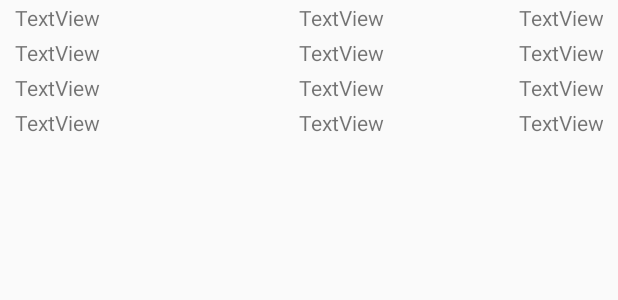
After one commit to godlesie/Tysic, an Android app: the layout fragment_summary.xml on its own in the app's theme, with its tools: preview values and no code run, on a phone screen of 412 x 824 dp. The commit adds this screen. Shown: the top 300 px of the screen. Run offline under Robolectric (Android 15) with nearby library versions, the phone set to English and light mode, and no system bars.

Commit message:
po dodaniu gier

```diff
--- a/app/src/main/java/eu/godlesie/jgdlws/tysic/GraAddDialog.java
+++ b/app/src/main/java/eu/godlesie/jgdlws/tysic/GraAddDialog.java
@@ -74,9 +74,9 @@ public class GraAddDialog extends DialogFragment {
         if (getTargetFragment() == null) { return; }
         Intent intent = new Intent();
         intent.putExtra(EXTRA_CONTRACT1,mEditTextContract1.getText().equals("") ? "0" : mEditTextContract1.getText().toString());
-        intent.putExtra(EXTRA_CONTRACT1,mEditTextContract2.getText().equals("") ? "0" : mEditTextContract2.getText().toString());
-        intent.putExtra(EXTRA_CONTRACT1,mEditTextContract3.getText().equals("") ? "0" : mEditTextContract3.getText().toString());
-        intent.putExtra(EXTRA_CONTRACT1,mEditTextContract4.getText().equals("") ? "0" : mEditTextContract4.getText().toString());
+        intent.putExtra(EXTRA_CONTRACT2,mEditTextContract2.getText().equals("") ? "0" : mEditTextContract2.getText().toString());
+        intent.putExtra(EXTRA_CONTRACT3,mEditTextContract3.getText().equals("") ? "0" : mEditTextContract3.getText().toString());
+        intent.putExtra(EXTRA_CONTRACT4,mEditTextContract4.getText().equals("") ? "0" : mEditTextContract4.getText().toString());
         getTargetFragment()
                 .onActivityResult(getTargetRequestCode(),resultCode,intent);
     }
--- a/app/src/main/java/eu/godlesie/jgdlws/tysic/RozgrywkiFragment.java
+++ b/app/src/main/java/eu/godlesie/jgdlws/tysic/RozgrywkiFragment.java
@@ -48,7 +48,7 @@ public class RozgrywkiFragment extends Fragment {
 
     @Override
     public void onActivityResult(int requestCode, int resultCode, Intent data) {
-        if (requestCode != Activity.RESULT_OK) {
+        if (resultCode == Activity.RESULT_OK) {
             if (requestCode == RozgrywkiActivity.REQUEST_DIALOG) {
                 String player1 = (String) data.getSerializableExtra(RozgrywkaAddDialog.EXTRA_PLAYER1);
                 String player2 = (String) data.getSerializableExtra(RozgrywkaAddDialog.EXTRA_PLAYER2);
@@ -90,6 +90,7 @@ public class RozgrywkiFragment extends Fragment {
 
 
     private class RozgrywkaHolder extends RecyclerView.ViewHolder implements View.OnClickListener {
+        //deklaracja pól widoku
         private TextView mTextViewNumerRozgrywki;
 
         private TextView mTextViewPlayer1, mTextViewPlayer2, mTextViewPlayer3, mTextViewPlayer4;
--- a/app/src/main/java/eu/godlesie/jgdlws/tysic/database/GraCursorWrapper.java
+++ b/app/src/main/java/eu/godlesie/jgdlws/tysic/database/GraCursorWrapper.java
@@ -10,9 +10,7 @@ import eu.godlesie.jgdlws.tysic.model.Gra;
 import static eu.godlesie.jgdlws.tysic.database.GraDbSchema.*;
 
 public class GraCursorWrapper extends CursorWrapper {
-
     public GraCursorWrapper(Cursor cursor) { super(cursor); }
-
     public Gra getGra() {
         int lp = getInt(getColumnIndex(GraTable.Cols.LP));
         String uuidRozgrywka = getString(getColumnIndex(GraTable.Cols.ROZGRYWKA_UUID));
@@ -33,6 +31,7 @@ public class GraCursorWrapper extends CursorWrapper {
         int bomba4 = getInt(getColumnIndex(GraTable.Cols.BOMBA_4));
 
         Gra gra = new Gra(UUID.fromString(uuidRozgrywka));
+        gra.setLp(lp);
         gra.setContract1(contract1);
         gra.setContract2(contract2);
         gra.setContract3(contract3);
@@ -48,6 +47,6 @@ public class GraCursorWrapper extends CursorWrapper {
         gra.setBomba3(bomba3);
         gra.setBomba4(bomba4);
 
-        return null;
+        return gra;
     }
 }
--- /dev/null
+++ b/app/src/main/res/layout/fragment_summary.xml
@@ -0,0 +1,135 @@
+<?xml version="1.0" encoding="utf-8"?>
+<android.support.constraint.ConstraintLayout xmlns:android="http://schemas.android.com/apk/res/android"
+    xmlns:app="http://schemas.android.com/apk/res-auto"
+    android:layout_width="match_parent"
+    android:layout_height="wrap_content">
+
+    <TableLayout
+        android:id="@+id/table_layout_players"
+        android:layout_width="0dp"
+        android:layout_height="wrap_content"
+        android:layout_marginStart="8dp"
+        android:layout_marginTop="8dp"
+        android:layout_marginEnd="8dp"
+        app:layout_constraintEnd_toEndOf="parent"
+        app:layout_constraintStart_toStartOf="parent"
+        app:layout_constraintTop_toBottomOf="@+id/text_view_numer_gry">
+
+        <TableRow
+            android:id="@+id/table_row_player_1"
+            android:layout_width="match_parent"
+            android:layout_height="match_parent"
+            android:padding="2dp">
+
+            <TextView
+                android:id="@+id/text_view_summary_player_1"
+                android:layout_width="wrap_content"
+                android:layout_height="wrap_content"
+                android:layout_weight="3"
+                android:text="TextView" />
+
+            <TextView
+                android:id="@+id/text_view_summary_bomb_1"
+                android:layout_width="wrap_content"
+                android:layout_height="wrap_content"
+                android:layout_weight="1"
+                android:text="TextView" />
+
+            <TextView
+                android:id="@+id/text_view_summary_score_1"
+                android:layout_width="wrap_content"
+                android:layout_height="wrap_content"
+                android:layout_weight="1"
+                android:text="TextView"
+                android:textAlignment="viewEnd" />
+        </TableRow>
+
+        <TableRow
+            android:id="@+id/table_row_player_2"
+            android:layout_width="match_parent"
+            android:layout_height="match_parent"
+            android:padding="2dp">
+
+            <TextView
+                android:id="@+id/text_view_summary_player_2"
+                android:layout_width="wrap_content"
+                android:layout_height="wrap_content"
+                android:layout_weight="3"
+                android:text="TextView" />
+
+            <TextView
+                android:id="@+id/text_view_summary_bomb_2"
+                android:layout_width="wrap_content"
+                android:layout_height="wrap_content"
+                android:layout_weight="1"
+                android:text="TextView" />
+
+            <TextView
+                android:id="@+id/text_view_summary_score_2"
+                android:layout_width="wrap_content"
+                android:layout_height="wrap_content"
+                android:layout_weight="1"
+                android:text="TextView"
+                android:textAlignment="viewEnd" />
+        </TableRow>
+
+        <TableRow
+            android:id="@+id/table_row_player_3"
+            android:layout_width="match_parent"
+            android:layout_height="match_parent"
+            android:padding="2dp">
+
+            <TextView
+                android:id="@+id/text_view_summary_player_3"
+                android:layout_width="wrap_content"
+                android:layout_height="wrap_content"
+                android:layout_weight="3"
+                android:text="TextView" />
+
+            <TextView
+                android:id="@+id/text_view_summary_bomb_3"
+                android:layout_width="wrap_content"
+                android:layout_height="wrap_content"
+                android:layout_weight="1"
+                android:text="TextView" />
+
+            <TextView
+                android:id="@+id/text_view_summary_score_3"
+                android:layout_width="wrap_content"
+                android:layout_height="wrap_content"
+                android:layout_weight="1"
+                android:text="TextView"
+                android:textAlignment="viewEnd" />
+        </TableRow>
+
+        <TableRow
+            android:id="@+id/table_row_player_4"
+            android:layout_width="match_parent"
+            android:layout_height="match_parent"
+            android:padding="2dp">
+
+            <TextView
+                android:id="@+id/text_view_summary_player_4"
+                android:layout_width="wrap_content"
+                android:layout_height="wrap_content"
+                android:layout_weight="3"
+                android:text="TextView" />
+
+            <TextView
+                android:id="@+id/text_view_summary_bomb_4"
+                android:layout_width="wrap_content"
+                android:layout_height="wrap_content"
+                android:layout_weight="1"
+                android:text="TextView" />
+
+            <TextView
+                android:id="@+id/text_view_summary_score_4"
+                android:layout_width="wrap_content"
+                android:layout_height="wrap_content"
+                android:layout_weight="1"
+                android:text="TextView"
+                android:textAlignment="viewEnd" />
+        </TableRow>
+
+    </TableLayout>
+</android.support.constraint.ConstraintLayout>
--- a/app/src/main/res/layout/item_gry.xml
+++ b/app/src/main/res/layout/item_gry.xml
@@ -4,8 +4,8 @@
     xmlns:tools="http://schemas.android.com/tools"
     android:layout_width="match_parent"
     android:layout_height="wrap_content"
-    android:layout_margin="16dp"
-    android:padding="8dp"
+    android:layout_margin="4dp"
+    android:padding="4dp"
     app:cardCornerRadius="4dp"
     app:cardElevation="4dp">
 
--- a/app/src/main/res/layout/item_rozgywki.xml
+++ b/app/src/main/res/layout/item_rozgywki.xml
@@ -4,7 +4,7 @@
     xmlns:tools="http://schemas.android.com/tools"
     android:layout_width="match_parent"
     android:layout_height="wrap_content"
-    android:layout_margin="16dp"
+    android:layout_margin="4dp"
     android:padding="8dp"
     app:cardCornerRadius="4dp"
     app:cardElevation="4dp">
```
Also changed, not shown: app/src/main/java/eu/godlesie/jgdlws/tysic/GraFragment.java (+81 -74 lines), app/src/main/java/eu/godlesie/jgdlws/tysic/model/TysiacLab.java (+50 -18 lines).
